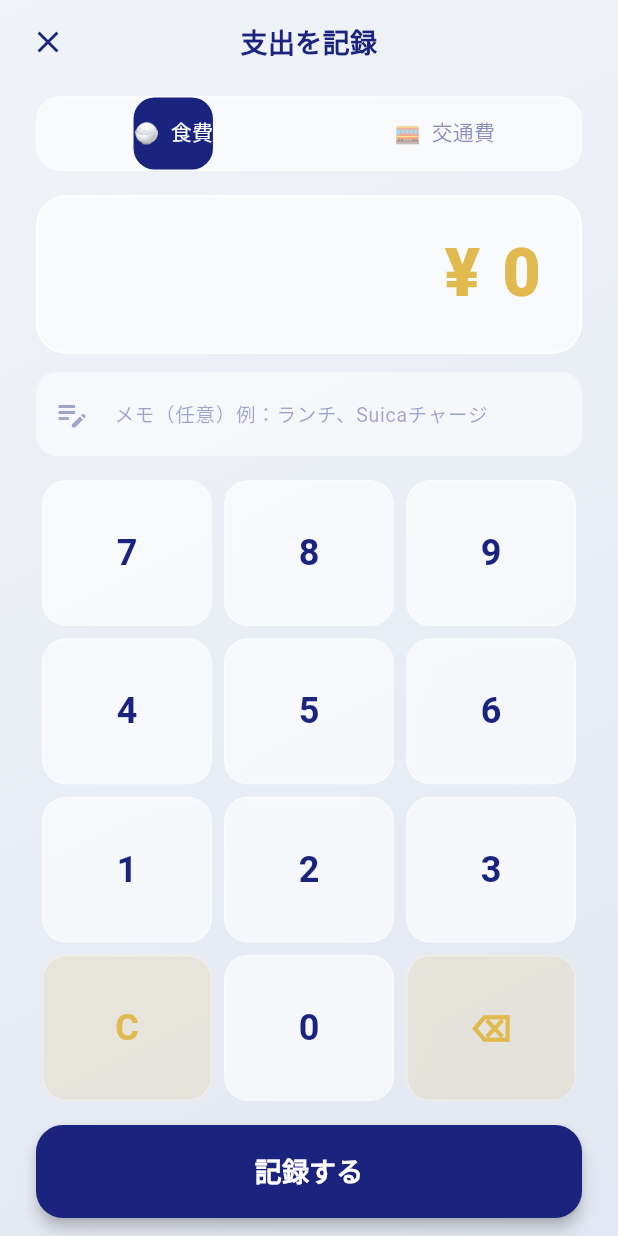
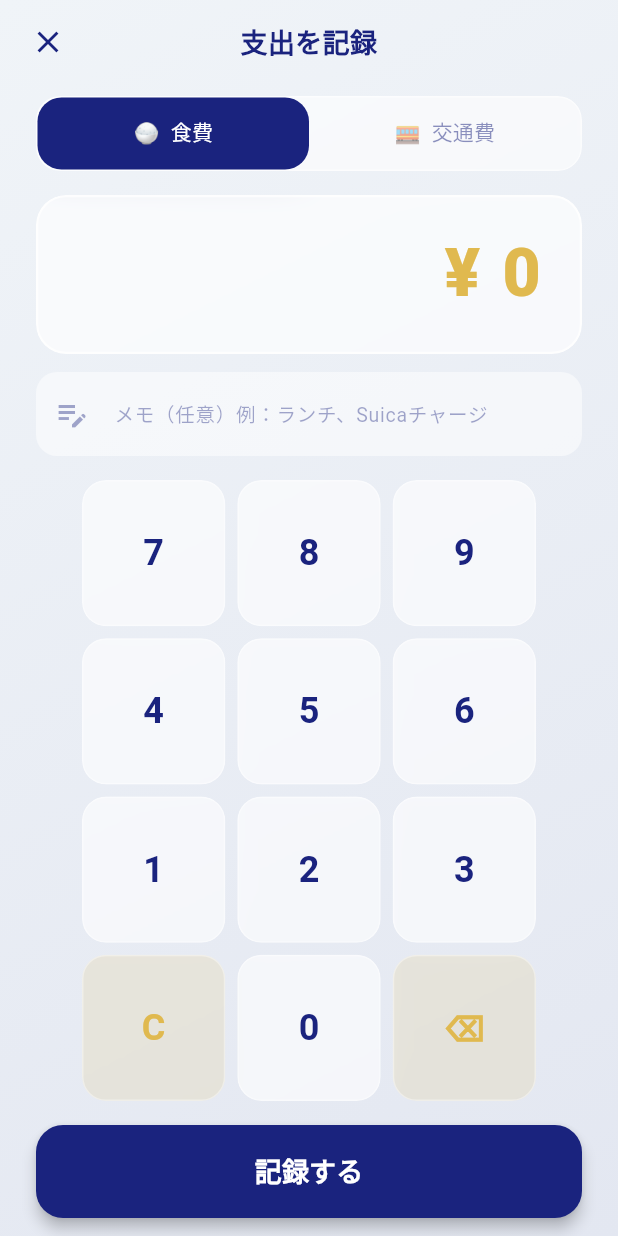
Before and after one commit to Tatsu471/kakeibo, a Flutter app: the EntryScreen screen opened directly, on a phone screen of 412 x 824 dp. Run offline on Flutter 3.47's test engine with Material 3 defaults, Android fonts, the phone set to English and light mode, and no system bars; our stand-ins replace cloud_firestore, firebase_auth, firebase_core, fl_chart, google_fonts; accounts and stored records are empty; generated files the repository leaves out were written again.

Commit message:
style: fix entry screen tab overflow and keypad aspect ratio

```diff
--- a/lib/screens/entry_screen.dart
+++ b/lib/screens/entry_screen.dart
@@ -178,9 +178,10 @@ class _EntryScreenState extends State<EntryScreen>
                       ),
                       child: TabBar(
                         controller: _tabController,
+                        indicatorSize: TabBarIndicatorSize.tab,
                         indicator: BoxDecoration(
                           color: colorScheme.primary,
-                          borderRadius: BorderRadius.circular(14),
+                          borderRadius: BorderRadius.circular(16),
                         ),
                         labelColor: isDark ? colorScheme.onPrimary : Colors.white,
                         unselectedLabelColor: colorScheme.onBackground.withOpacity(0.5),
@@ -260,9 +261,14 @@ class _EntryScreenState extends State<EntryScreen>
 
               // ===== 電卓キーパッド =====
               Expanded(
-                child: Padding(
-                  padding: const EdgeInsets.symmetric(horizontal: 24),
-                  child: _Keypad(onKey: _onKeyTap),
+                child: Center(
+                  child: AspectRatio(
+                    aspectRatio: 0.85, // スマホで縦長になりすぎないように調整
+                    child: Padding(
+                      padding: const EdgeInsets.symmetric(horizontal: 24),
+                      child: _Keypad(onKey: _onKeyTap),
+                    ),
+                  ),
                 ),
               ),
 
```
Also changed, not shown: 1 other file.
